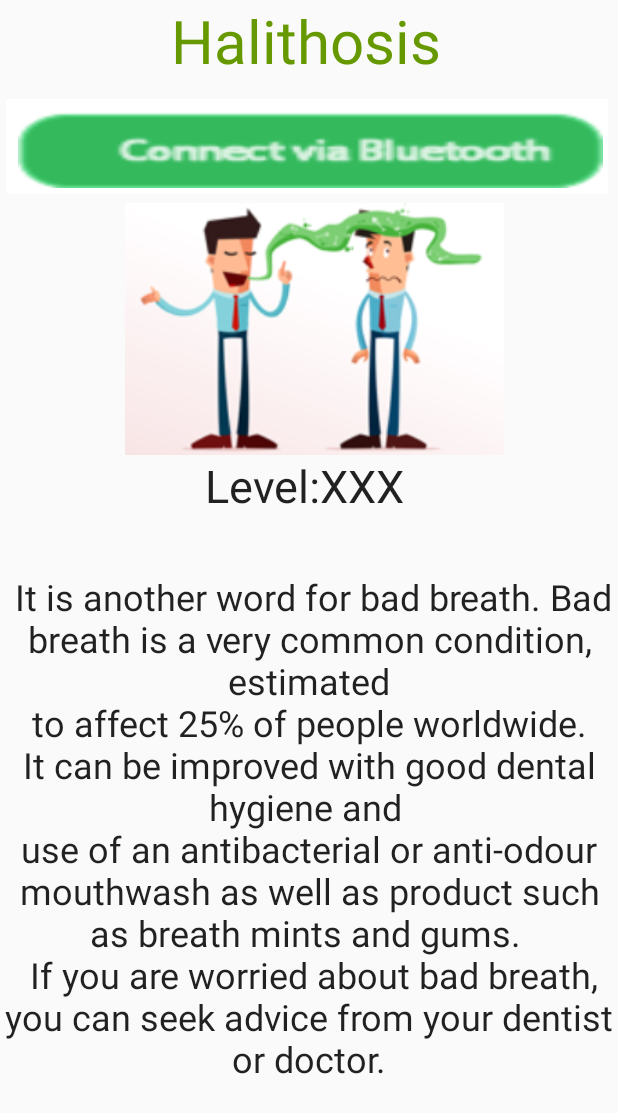
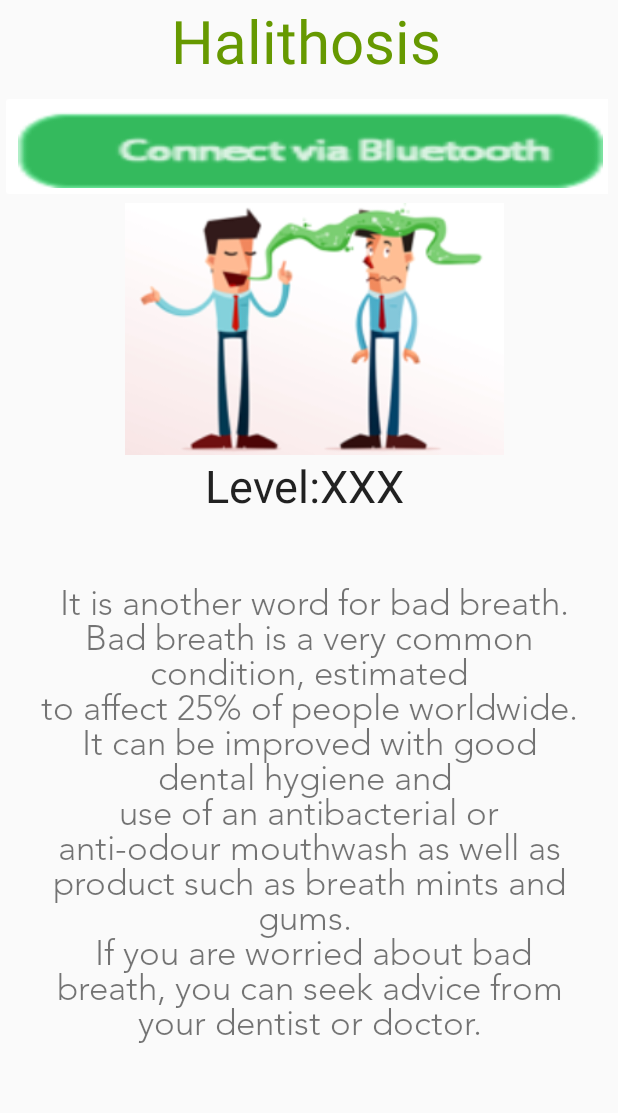
Before and after one commit to jg3215/SENSEiTshare, an Android app: the halithosisactivity screen opened directly, with no data from a screen before it, on a phone screen of 412 x 824 dp. Shown: the top 1113 px of the screen. Run offline under Robolectric (Android 15) with nearby library versions, the phone set to English and light mode, and no system bars; our stand-ins replace sdp/ssp sizes.

Commit message:
xml small changes

```diff
--- a/SenseiT/app/src/main/res/layout/activity_main.xml
+++ b/SenseiT/app/src/main/res/layout/activity_main.xml
@@ -39,7 +39,7 @@
             android:layout_height="120dp"
             android:layout_alignParentStart="true"
             android:layout_below="@+id/bluetoothstatus"
-            android:layout_marginStart="@dimen/_54sdp"
+            android:layout_marginStart="@dimen/_40sdp"
             android:layout_marginTop="@dimen/_100sdp"
             android:background="@drawable/heartratebutton"
             android:onClick="heartrateclick" />
--- a/SenseiT/app/src/main/res/layout/halithosis.xml
+++ b/SenseiT/app/src/main/res/layout/halithosis.xml
@@ -83,13 +83,16 @@
 
 
             <TextView
+                android:id="@+id/messageWindow"
                 android:layout_width="match_parent"
                 android:layout_height="match_parent"
-                android:id="@+id/messageWindow"
-                android:textAppearance="@style/TextAppearance.AppCompat"
-                android:textSize="24sp"
                 android:textAlignment="center"
-                android:layout_below="@+id/textView3"/>
+                android:textSize="@dimen/_18ssp"
+                android:fontFamily="@font/avenirltstd_light"
+                android:layout_marginTop="@dimen/_5sdp"
+                android:layout_marginBottom="@dimen/_20sdp"
+                android:layout_marginLeft="@dimen/_20sdp"
+                android:layout_marginRight="@dimen/_20sdp"/>
 
         </RelativeLayout>
 
```
Also changed, not shown: SenseiT/app/src/main/res/layout/heartrate.xml (+4 -4 lines), SenseiT/app/src/main/res/layout/lungcapacity.xml (+4 -4 lines), SenseiT/app/src/main/res/layout/o2.xml (+7 -4 lines).
